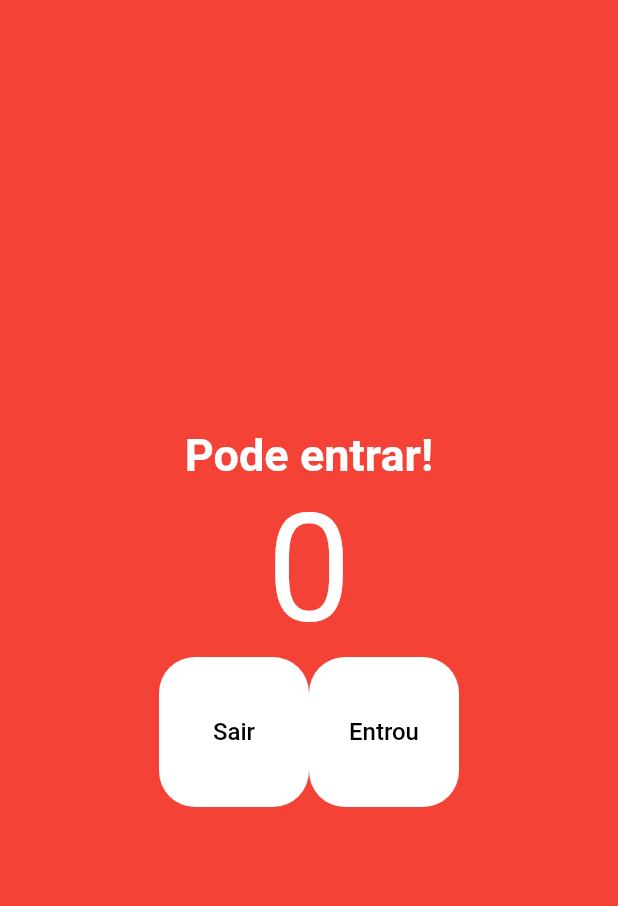
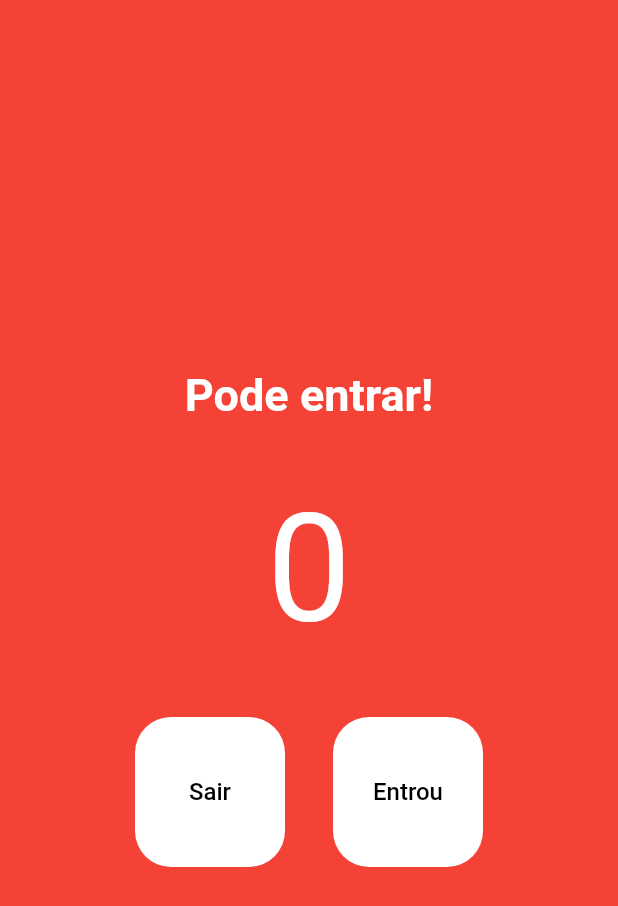
Before and after one commit to rafa7w/people-counter, a Flutter app: the screen it shows after launch, on a phone screen of 412 x 824 dp. Shown: the top 906 px of the screen. Run offline on Flutter 3.47's test engine with Material 2 defaults, Android fonts, the phone set to English and light mode, and no system bars.

Commit message:
spacing components

```diff
--- a/lib/main.dart
+++ b/lib/main.dart
@@ -42,11 +42,14 @@ class HomePage extends StatelessWidget {
               fontWeight: FontWeight.w700,
             ),
           ),
-          const Text(
-            '0',
-            style: TextStyle(
-              fontSize: 100,
-              color: Colors.white,
+          const Padding(
+            padding: EdgeInsets.all(40),
+            child: Text(
+              '0',
+              style: TextStyle(
+                fontSize: 100,
+                color: Colors.white,
+              ),
             ),
           ),
           Row(
@@ -69,6 +72,7 @@ class HomePage extends StatelessWidget {
                   ),
                 ),
               ),
+              const SizedBox(width: 32),
               TextButton(
                 onPressed: increment,
                 style: TextButton.styleFrom(
```
